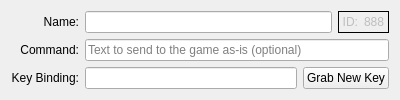
Before: the Qt Designer form src/ui/keybindings_main_area.ui in Mudlet/Mudlet, drawn with Qt 5.
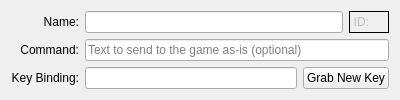
After: the same form once the commit is applied.

Commit message: Revise: remove dummy text used during form design

```diff
--- a/src/ui/keybindings_main_area.ui
+++ b/src/ui/keybindings_main_area.ui
@@ -74,7 +74,7 @@
          <bool>false</bool>
         </property>
         <property name="text">
-         <string>888</string>
+         <string/>
         </property>
         <property name="textInteractionFlags">
          <set>Qt::TextSelectableByMouse</set>
```
The commit also changes 5 other files.
